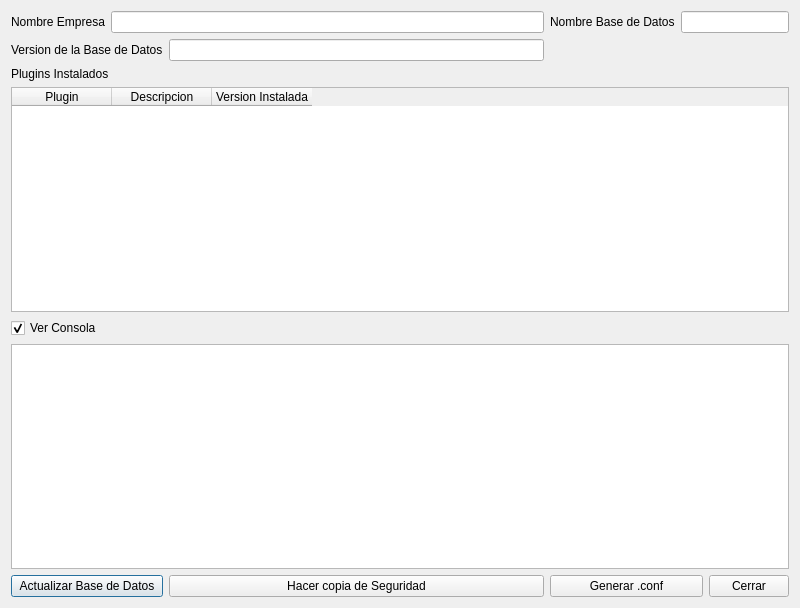
Qt form bulmages/bulmasetup/modificarfacturacionbase.ui (eboladev/Bulmages-1) before a commit.
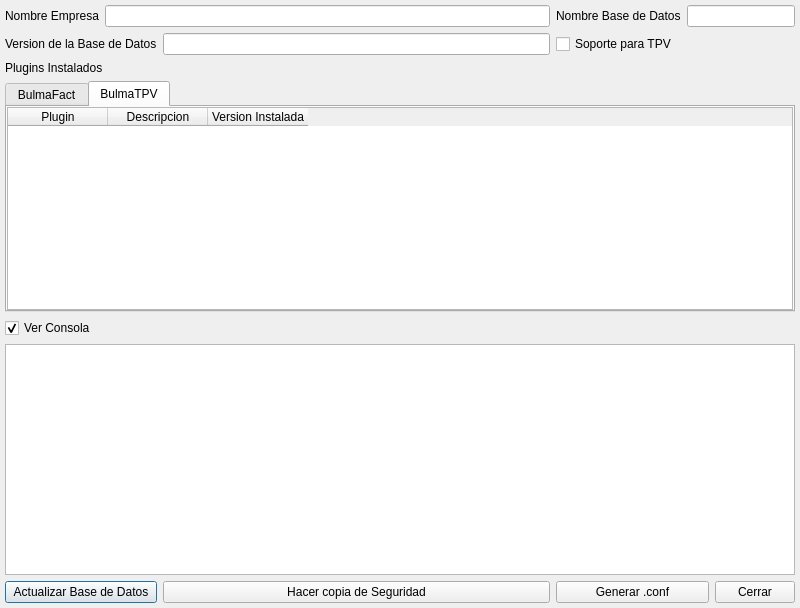
The same form after that commit. The open tabs and pages were chosen to show the change. Icons and pictures are not drawn.

Commit message: Ahora bulmasetup tiene soporte para creacion y modificacion de empresas de bulmaTPV (que son las mismas que bulmafact pero con parches adicionales).

Diff of the .ui file:
```diff
--- a/bulmages/bulmasetup/modificarfacturacionbase.ui
+++ b/bulmages/bulmasetup/modificarfacturacionbase.ui
@@ -28,6 +28,18 @@
    <iconset>../../../../.designer/images/png/bulmafact.png</iconset>
   </property>
   <layout class="QGridLayout" >
+   <property name="leftMargin" >
+    <number>5</number>
+   </property>
+   <property name="topMargin" >
+    <number>5</number>
+   </property>
+   <property name="rightMargin" >
+    <number>5</number>
+   </property>
+   <property name="bottomMargin" >
+    <number>5</number>
+   </property>
    <item row="0" column="0" >
     <widget class="QLabel" name="label" >
      <property name="text" >
@@ -72,6 +84,16 @@
      </property>
     </widget>
    </item>
+   <item row="1" column="3" colspan="3" >
+    <widget class="QCheckBox" name="mui_soporteTPV" >
+     <property name="text" >
+      <string>Soporte para TPV</string>
+     </property>
+     <property name="checked" >
+      <bool>false</bool>
+     </property>
+    </widget>
+   </item>
    <item row="2" column="0" colspan="3" >
     <widget class="QLabel" name="label_4" >
      <property name="text" >
@@ -80,6 +102,28 @@
     </widget>
    </item>
    <item row="3" column="0" colspan="6" >
+    <widget class="QTabWidget" name="tabWidget" >
+     <property name="currentIndex" >
+      <number>0</number>
+     </property>
+     <widget class="QWidget" name="tab" >
+      <attribute name="title" >
+       <string>BulmaFact</string>
+      </attribute>
+      <layout class="QVBoxLayout" >
+       <property name="leftMargin" >
+        <number>0</number>
+       </property>
+       <property name="topMargin" >
+        <number>0</number>
+       </property>
+       <property name="rightMargin" >
+        <number>0</number>
+       </property>
+       <property name="bottomMargin" >
+        <number>0</number>
+       </property>
+       <item>
     <widget class="QTableWidget" name="mui_plugins" >
      <property name="alternatingRowColors" >
       <bool>true</bool>
@@ -99,6 +143,51 @@
        <string>Version Instalada</string>
       </property>
      </column>
+        </widget>
+       </item>
+      </layout>
+     </widget>
+     <widget class="QWidget" name="tab_2" >
+      <attribute name="title" >
+       <string>BulmaTPV</string>
+      </attribute>
+      <layout class="QVBoxLayout" >
+       <property name="leftMargin" >
+        <number>0</number>
+       </property>
+       <property name="topMargin" >
+        <number>0</number>
+       </property>
+       <property name="rightMargin" >
+        <number>0</number>
+       </property>
+       <property name="bottomMargin" >
+        <number>0</number>
+       </property>
+       <item>
+        <widget class="QTableWidget" name="mui_plugins1" >
+         <property name="alternatingRowColors" >
+          <bool>true</bool>
+         </property>
+         <column>
+          <property name="text" >
+           <string>Plugin</string>
+          </property>
+         </column>
+         <column>
+          <property name="text" >
+           <string>Descripcion</string>
+          </property>
+         </column>
+         <column>
+          <property name="text" >
+           <string>Version Instalada</string>
+          </property>
+         </column>
+        </widget>
+       </item>
+      </layout>
+     </widget>
     </widget>
    </item>
    <item row="4" column="0" colspan="3" >
```
Lines whose indentation alone changed are shown as unchanged. The commit also changes 8 other files.
